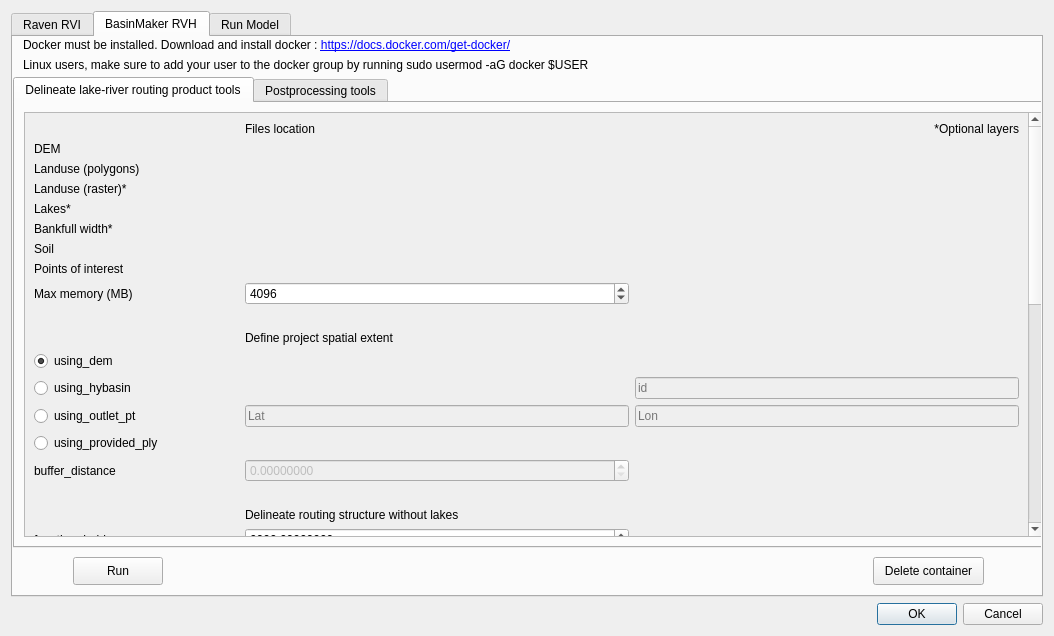
Qt form qraven/qraven_dialog_base.ui (Scriptbash/QRaven) before a commit.
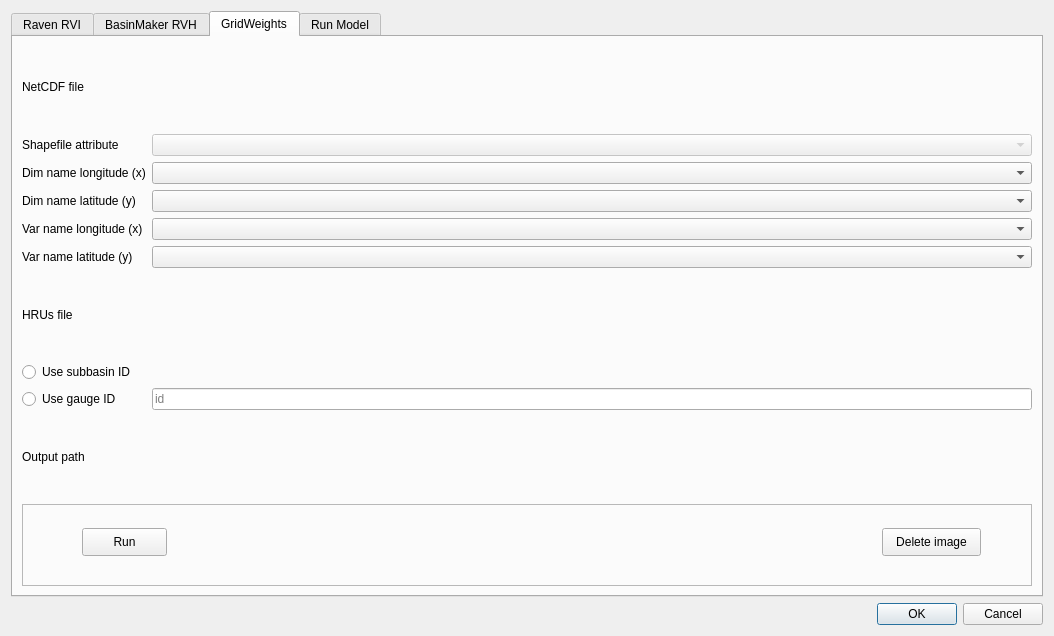
The same form after that commit. Custom widgets are drawn as their Qt base class.

Commit message: Start the UI for the GridWeights generator

Diff of the .ui file:
```diff
--- a/qraven/qraven_dialog_base.ui
+++ b/qraven/qraven_dialog_base.ui
@@ -23,7 +23,7 @@
       <enum>QTabWidget::North</enum>
      </property>
      <property name="currentIndex">
-      <number>1</number>
+      <number>2</number>
      </property>
      <property name="documentMode">
       <bool>false</bool>
@@ -3142,7 +3142,7 @@
         </rect>
        </property>
        <property name="text">
-        <string>Delete container</string>
+        <string>Delete image</string>
        </property>
       </widget>
       <widget class="QTabWidget" name="tabWidget_2">
@@ -3171,7 +3171,7 @@
             <property name="geometry">
              <rect>
               <x>0</x>
-              <y>-771</y>
+              <y>0</y>
               <width>1004</width>
               <height>1190</height>
              </rect>
@@ -4049,6 +4049,181 @@
        </widget>
       </widget>
      </widget>
+     <widget class="QWidget" name="tab_10">
+      <attribute name="title">
+       <string>GridWeights</string>
+      </attribute>
+      <layout class="QGridLayout" name="gridLayout_9">
+       <item row="2" column="2">
+        <widget class="QComboBox" name="combo_dimlon"/>
+       </item>
+       <item row="2" column="1">
+        <widget class="QLabel" name="label_83">
+         <property name="text">
+          <string>Dim name longitude (x)</string>
+         </property>
+        </widget>
+       </item>
+       <item row="4" column="2">
+        <widget class="QComboBox" name="combo_varlon"/>
+       </item>
+       <item row="3" column="1">
+        <widget class="QLabel" name="label_84">
+         <property name="text">
+          <string>Dim name latitude (y)</string>
+         </property>
+        </widget>
+       </item>
+       <item row="9" column="1">
+        <widget class="QLabel" name="label_89">
+         <property name="text">
+          <string>Output path</string>
+         </property>
+        </widget>
+       </item>
+       <item row="0" column="1">
+        <widget class="QLabel" name="label_82">
+         <property name="text">
+          <string>NetCDF file</string>
+         </property>
+        </widget>
+       </item>
+       <item row="6" column="1">
+        <widget class="QLabel" name="label_87">
+         <property name="text">
+          <string>HRUs file</string>
+         </property>
+        </widget>
+       </item>
+       <item row="5" column="2">
+        <widget class="QComboBox" name="combo_varlat"/>
+       </item>
+       <item row="5" column="1">
+        <widget class="QLabel" name="label_86">
+         <property name="text">
+          <string>Var name latitude (y)</string>
+         </property>
+        </widget>
+       </item>
+       <item row="4" column="1">
+        <widget class="QLabel" name="label_85">
+         <property name="text">
+          <string>Var name longitude (x)</string>
+         </property>
+        </widget>
+       </item>
+       <item row="6" column="2">
+        <widget class="QgsFileWidget" name="file_hrus">
+         <property name="filter">
+          <string>*.shp</string>
+         </property>
+        </widget>
+       </item>
+       <item row="3" column="2">
+        <widget class="QComboBox" name="combo_dimlat"/>
+       </item>
+       <item row="1" column="1">
+        <widget class="QLabel" name="label_88">
+         <property name="text">
+          <string>Shapefile attribute</string>
+         </property>
+        </widget>
+       </item>
+       <item row="9" column="2">
+        <widget class="QgsFileWidget" name="file_outputgridweight">
+         <property name="filter">
+          <string>*.txt</string>
+         </property>
+         <property name="storageMode">
+          <enum>QgsFileWidget::SaveFile</enum>
+         </property>
+        </widget>
+       </item>
+       <item row="7" column="1">
+        <widget class="QRadioButton" name="rb_subbasinid">
+         <property name="layoutDirection">
+          <enum>Qt::LeftToRight</enum>
+         </property>
+         <property name="text">
+          <string>Use subbasin ID</string>
+         </property>
+         <attribute name="buttonGroup">
+          <string notr="true">buttonGroup_3</string>
+         </attribute>
+        </widget>
+       </item>
+       <item row="0" column="2">
+        <widget class="QgsFileWidget" name="file_netcdf">
+         <property name="filter">
+          <string>*.nc *.nc4 *.shp</string>
+         </property>
+        </widget>
+       </item>
+       <item row="8" column="2">
+        <widget class="QLineEdit" name="txt_gridid">
+         <property name="placeholderText">
+          <string>id</string>
+         </property>
+        </widget>
+       </item>
+       <item row="1" column="2">
+        <widget class="QComboBox" name="combo_ncattributes">
+         <property name="enabled">
+          <bool>false</bool>
+         </property>
+        </widget>
+       </item>
+       <item row="8" column="1">
+        <widget class="QRadioButton" name="rb_gaugeid">
+         <property name="layoutDirection">
+          <enum>Qt::LeftToRight</enum>
+         </property>
+         <property name="text">
+          <string>Use gauge ID</string>
+         </property>
+         <attribute name="buttonGroup">
+          <string notr="true">buttonGroup_3</string>
+         </attribute>
+        </widget>
+       </item>
+       <item row="10" column="1" colspan="2">
+        <widget class="QFrame" name="frame_2">
+         <property name="frameShape">
+          <enum>QFrame::StyledPanel</enum>
+         </property>
+         <property name="frameShadow">
+          <enum>QFrame::Plain</enum>
+         </property>
+         <widget class="QPushButton" name="btn_rungridweight">
+          <property name="geometry">
+           <rect>
+            <x>60</x>
+            <y>24</y>
+            <width>85</width>
+            <height>28</height>
+           </rect>
+          </property>
+          <property name="text">
+           <string>Run</string>
+          </property>
+         </widget>
+         <widget class="QPushButton" name="btn_rmigridweight">
+          <property name="geometry">
+           <rect>
+            <x>860</x>
+            <y>24</y>
+            <width>99</width>
+            <height>28</height>
+           </rect>
+          </property>
+          <property name="text">
+           <string>Delete image</string>
+          </property>
+         </widget>
+        </widget>
+       </item>
+      </layout>
+     </widget>
      <widget class="QWidget" name="tab_8">
       <attribute name="title">
        <string>Run Model</string>
```
Left out of the diff: 1 changed line with no effect on the pictures.
